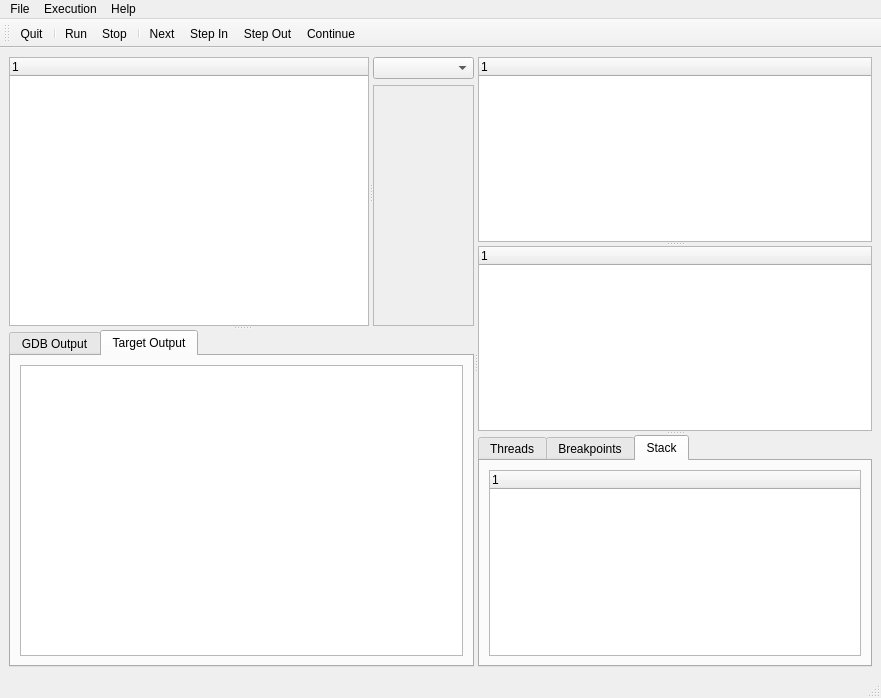
Before: the Qt Designer form src/mainwindow.ui in jhn98032/gede, drawn with Qt 5.
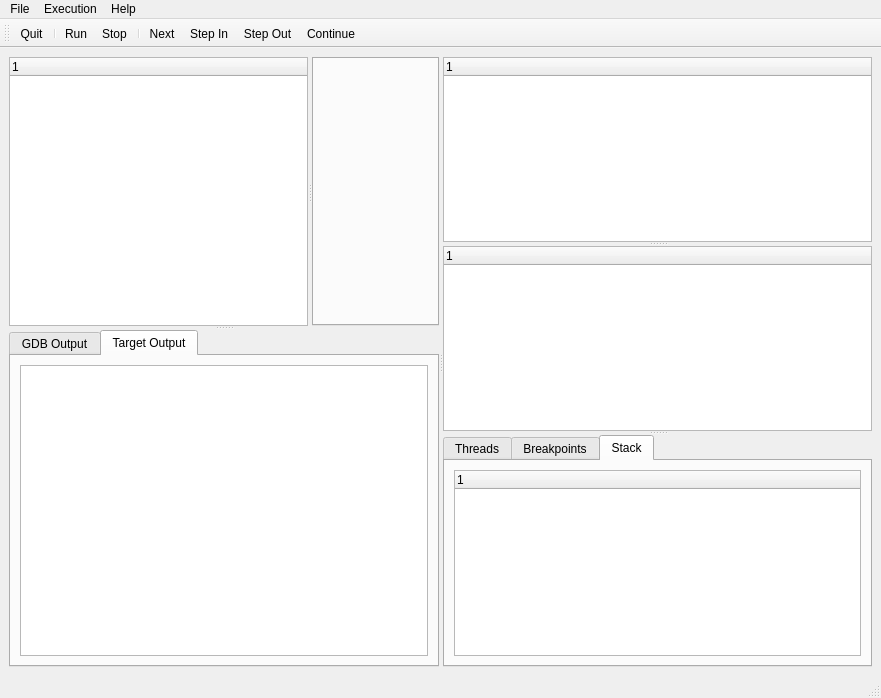
After: the same form once the commit is applied. Icons and pictures are not drawn. Custom widgets are drawn as their Qt base class.

The edit to the form file:
```diff
--- a/src/mainwindow.ui
+++ b/src/mainwindow.ui
@@ -35,29 +35,10 @@
           </property>
          </column>
         </widget>
-        <widget class="QWidget" name="verticalLayoutWidget_2">
-         <layout class="QVBoxLayout" name="verticalLayout_9">
-          <item>
-           <widget class="QComboBox" name="comboBox_funcList"/>
-          </item>
-          <item>
-           <widget class="QScrollArea" name="scrollArea_codeView">
-            <property name="widgetResizable">
-             <bool>true</bool>
-            </property>
-            <widget class="CodeView" name="codeView">
-             <property name="geometry">
-              <rect>
-               <x>0</x>
-               <y>0</y>
-               <width>113</width>
-               <height>217</height>
-              </rect>
-             </property>
-            </widget>
-           </widget>
-          </item>
-         </layout>
+        <widget class="QTabWidget" name="editorTabWidget">
+         <property name="tabsClosable">
+          <bool>true</bool>
+         </property>
         </widget>
        </widget>
        <widget class="QTabWidget" name="tabWidget_2">
@@ -328,14 +309,6 @@
    </property>
   </action>
  </widget>
- <customwidgets>
-  <customwidget>
-   <class>CodeView</class>
-   <extends>QWidget</extends>
-   <header>codeview.h</header>
-   <container>1</container>
-  </customwidget>
- </customwidgets>
  <tabstops>
   <tabstop>treeWidget_file</tabstop>
  </tabstops>
```
